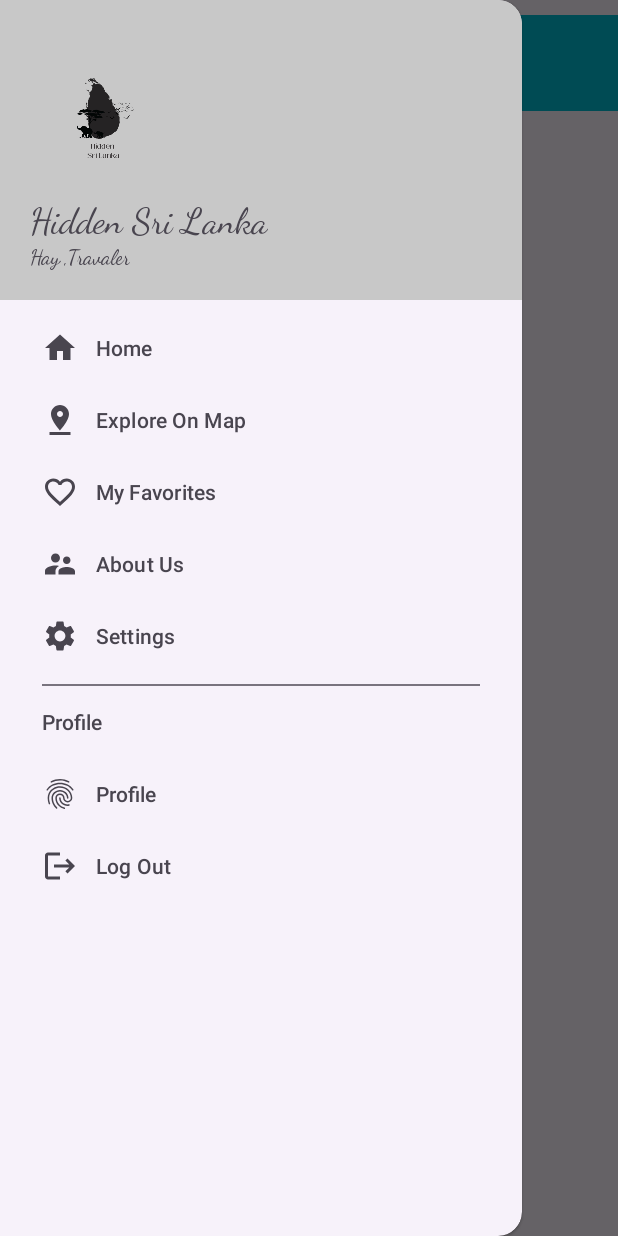
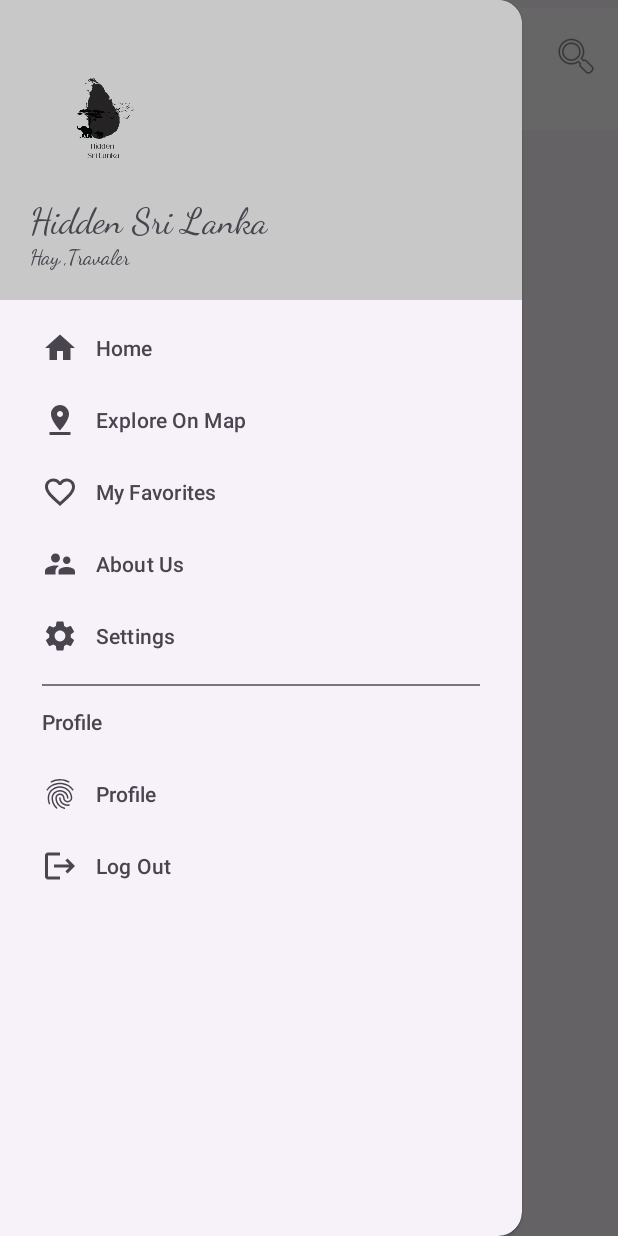
Before and after one commit to Hidden-Sri-Lanka/Hidden-Sri-Lanka, an Android app: the SettingsActivity screen opened directly, with no data from a screen before it, with the side drawer open, on a phone screen of 412 x 824 dp. Run offline under Robolectric (Android 15) with nearby library versions, the phone set to English and light mode, and no system bars.

Commit message:
Settings Page[Top Toolbar](WorkableState)

````diff
--- a/app/src/main/java/com/s23010526/hiddensrilanka/SettingsActivity.java
+++ b/app/src/main/java/com/s23010526/hiddensrilanka/SettingsActivity.java
@@ -1,12 +1,17 @@
 package com.s23010526.hiddensrilanka;
 
 import android.os.Bundle;
+import android.view.Menu;
+import android.view.MenuItem;
+import android.widget.Toast;
 // Import the correct Toolbar from androidx.appcompat
-import androidx.appcompat.widget.Toolbar; // <--- CHANGE THIS
+import androidx.appcompat.widget.Toolbar;
 
 import androidx.activity.EdgeToEdge;
+import androidx.annotation.NonNull;
 import androidx.appcompat.app.ActionBarDrawerToggle;
 import androidx.appcompat.app.AppCompatActivity;
+import androidx.appcompat.widget.SearchView;
 import androidx.core.graphics.Insets;
 import androidx.core.view.ViewCompat;
 import androidx.core.view.WindowInsetsCompat;
@@ -16,44 +21,91 @@
 
 public class SettingsActivity extends AppCompatActivity {
 
-    //Variables for Nav Viwe
     DrawerLayout drawerLayout;
     NavigationView navigationView;
-    Toolbar toolbar; // This will now be androidx.appcompat.widget.Toolbar
+    Toolbar toolbar;
 
     @Override
     protected void onCreate(Bundle savedInstanceState) {
         super.onCreate(savedInstanceState);
-        EdgeToEdge.enable(this);
+        // EdgeToEdge is not needed when manually setting padding for system bars.
+        // You can comment it out or remove it if it causes issues with the toolbar color.
+        // EdgeToEdge.enable(this);
         setContentView(R.layout.activity_settings);
 
-//        Hooks for Nav viwe
+        // Hooks for Nav view
         drawerLayout = findViewById(R.id.drawer_layout);
         navigationView = findViewById(R.id.nav_view);
         toolbar = findViewById(R.id.toolbar);
-        // drawerLayout = findViewById(R.id.drawer_layout); // This line is redundant, remove it
 
+        // Use this toolbar as the action bar
+        setSupportActionBar(toolbar);
 
-//        Saying use this toolbar as the nav Tool Bar
-        // Use setSupportActionBar for androidx.appcompat.widget.Toolbar
-        setSupportActionBar(toolbar); // <--- CHANGE THIS
+        // --- CHANGE 1: SET THE TITLE ---
+        // Add this line to set the title to "Settings"
+        if (getSupportActionBar() != null) {
+            getSupportActionBar().setTitle("Settings");
+        }
 
-
-//        nav drawer menu
-        ActionBarDrawerToggle toggle = new ActionBarDrawerToggle(this,drawerLayout, toolbar,R.string.navigation_drawer_open,R.string.navigation_drawer_close);
+        // Nav drawer menu toggle
+        ActionBarDrawerToggle toggle = new ActionBarDrawerToggle(this, drawerLayout, toolbar, R.string.navigation_drawer_open, R.string.navigation_drawer_close);
         drawerLayout.addDrawerListener(toggle);
         toggle.syncState();
 
-
-        // Assuming R.id.drawer_layout is your root view for EdgeToEdge insets,
-        // if R.id.main was a specific content container.
-        // If your DrawerLayout has android:id="@+id/drawer_layout", use that.
-        // If the root is something else, adjust accordingly.
-        // In the previous XML example, the root DrawerLayout had android:id="@+id/drawer_layout"
+        // This listener handles insets (like the status bar) but can interfere with simple layouts.
+        // If your toolbar color doesn't extend to the top of the screen, you might need to adjust this.
+        // For a simple white toolbar, this should be okay.
         ViewCompat.setOnApplyWindowInsetsListener(findViewById(R.id.drawer_layout), (v, insets) -> {
             Insets systemBars = insets.getInsets(WindowInsetsCompat.Type.systemBars());
-            v.setPadding(systemBars.left, systemBars.top, systemBars.right, systemBars.bottom);
+            v.setPadding(systemBars.left, 0, systemBars.right, systemBars.bottom); // Set top padding to 0
+            toolbar.setPadding(0, systemBars.top, 0, 0); // Apply top padding to the toolbar instead
             return insets;
         });
     }
+
+    // --- CHANGE 2: INFLATE THE MENU TO SHOW THE SEARCH ICON ---
+    @Override
+    public boolean onCreateOptionsMenu(Menu menu) {
+        getMenuInflater().inflate(R.menu.settings_toolbar_menu, menu);
+        MenuItem searchItem = menu.findItem(R.id.action_search);
+        SearchView searchView = (SearchView) searchItem.getActionView();
+        searchView.setQueryHint("Search...");
+        searchView.setMaxWidth(Integer.MAX_VALUE);
+
+        // Optional: Add listeners for search functionality
+        searchView.setOnQueryTextListener(new SearchView.OnQueryTextListener() {
+            @Override
+            public boolean onQueryTextSubmit(String query) {
+                // User pressed search button
+                Toast.makeText(SettingsActivity.this, "Searching for: " + query, Toast.LENGTH_SHORT).show();
+                return false;
+            }
+
+            @Override
+            public boolean onQueryTextChange(String newText) {
+                // Text in search field changed
+                return false;
+            }
+        });
+
+        return true;
+    }
+
+    // --- CHANGE 3: HANDLE CLICKS ON MENU ITEMS (LIKE SEARCH) ---
+    @Override
+    public boolean onOptionsItemSelected(@NonNull MenuItem item) {
+        if (item.getItemId() == R.id.action_search) {
+            // This can be used if you want to perform an action when the icon itself is clicked,
+            // but the main logic is often in the SearchView listener above.
+            Toast.makeText(this, "Search icon clicked!", Toast.LENGTH_SHORT).show();
+            return true;
+        }
+        return super.onOptionsItemSelected(item);
+    }
+
+    // --- Bonus Tip: Handle Navigation Drawer Clicks ---
+    // You'll also want to handle clicks on your navigation items.
+    // Set a listener in onCreate:
+    // navigationView.setNavigationItemSelectedListener(this);
+    // Then implement the listener method.
 }
--- a/app/src/main/res/layout/activity_settings.xml
+++ b/app/src/main/res/layout/activity_settings.xml
@@ -29,24 +29,26 @@
     <LinearLayout
         android:layout_width="match_parent"
         android:layout_height="match_parent"
-        android:layout_marginTop="10dp"
+        android:layout_marginTop="5dp"
         android:orientation="vertical">
 
         <!-- Toolbar -->
+<!--        <com.google.android.material.appbar.MaterialToolbar-->
         <androidx.appcompat.widget.Toolbar
             android:id="@+id/toolbar"
             android:layout_width="match_parent"
-            android:layout_height="?attr/actionBarSize"
-            android:background="?attr/colorPrimary"
-            android:backgroundTint="@color/lBlue"
+            android:layout_height="81dp"
+            android:background="@color/toolbar_background_color"
             android:elevation="4dp"
-            android:theme="@style/ThemeOverlay.AppCompat.Dark.ActionBar"
-            android:tooltipText="sample"
+            android:theme="@style/ToolbarTheme"
+            app:contentInsetEnd="16dp"
+            app:menu="@menu/settings_toolbar_menu"
             app:popupTheme="@style/ThemeOverlay.AppCompat.Light" />
 
+
         <ScrollView
-            android:layout_width="match_parent"
-            android:layout_height="match_parent"
+            android:layout_width="396dp"
+            android:layout_height="771dp"
             android:fillViewport="true">
 
             <!-- This LinearLayout is where the actual content of your Settings screen goes,
@@ -95,12 +97,12 @@
                     <!--                        android:textOff="OFF"-->
                     <!--                        android:textOn="ON" />-->
 
-                    <Switch
-                        android:id="@+id/switch1"
+                    <com.google.android.material.switchmaterial.SwitchMaterial
+                        android:id="@+id/switch_them"
                         android:layout_width="wrap_content"
                         android:layout_height="wrap_content"
-                        android:layout_marginRight="40dp"
                         android:layout_gravity="center_vertical"
+                        android:layout_marginEnd="40dp"
                         android:textColor="@color/white"
                         android:textOff="OFF"
                         android:textOn="ON" />
@@ -111,8 +113,8 @@
                     android:id="@+id/txtNewfeature"
                     android:layout_width="match_parent"
                     android:layout_height="match_parent"
+                    android:layout_gravity="center_vertical"
                     android:layout_marginTop="100dp"
-                    android:layout_gravity="center_vertical"
                     android:paddingStart="16dp"
                     android:paddingEnd="8dp"
                     android:text="New Fetures are comming Soon..."
--- /dev/null
+++ b/app/src/main/res/menu/settings_toolbar_menu.xml
@@ -0,0 +1,12 @@
+<?xml version="1.0" encoding="utf-8"?>
+<menu xmlns:android="http://schemas.android.com/apk/res/android"
+    xmlns:app="http://schemas.android.com/apk/res-auto">
+
+    <item
+        android:id="@+id/action_search"
+        android:icon="@android:drawable/ic_menu_search"
+        android:title="Search"
+        app:showAsAction="ifRoom|collapseActionView"
+        app:actionViewClass="androidx.appcompat.widget.SearchView" />
+
+</menu>
--- a/app/src/main/res/values/colors.xml
+++ b/app/src/main/res/values/colors.xml
@@ -52,5 +52,8 @@
     <color name="yellow_ex_trans">#4DFFC107</color>
 
 
+<!--    Random Color-->
+<!---->
+    <color name="toolbar_background_color">#FFFFFF</color> ```
 
 </resources>
--- a/app/src/main/res/values/themes.xml
+++ b/app/src/main/res/values/themes.xml
@@ -4,6 +4,9 @@
         <!-- Customize your light theme here. -->
         <!-- <item name="colorPrimary">@color/my_light_primary</item> -->
     </style>
-
+    <style name="ToolbarTheme" parent="ThemeOverlay.AppCompat.Light">
+        <item name="android:textColorPrimary">@android:color/black</item>
+        <item name="colorControlNormal">@android:color/black</item>
+    </style>
     <style name="Theme.HiddenSriLanka" parent="Base.Theme.HiddenSriLanka" />
 </resources>
````
Lines whose indentation alone changed are shown as unchanged.
